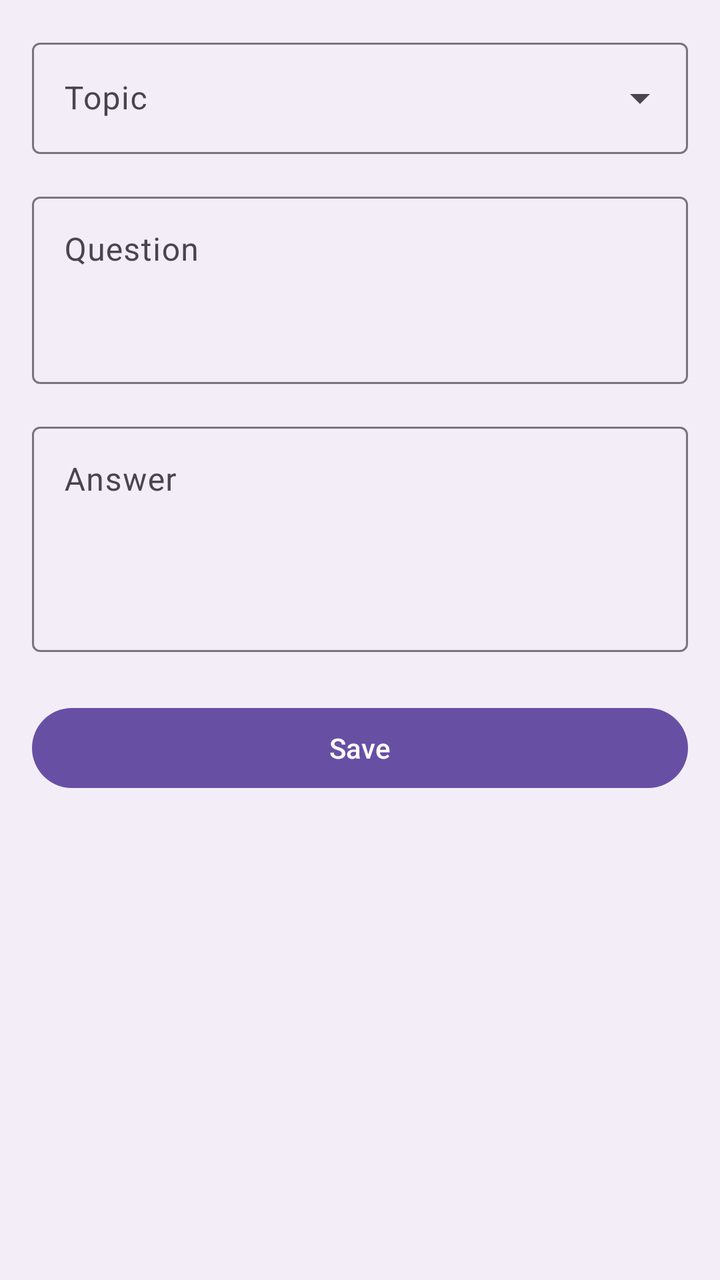
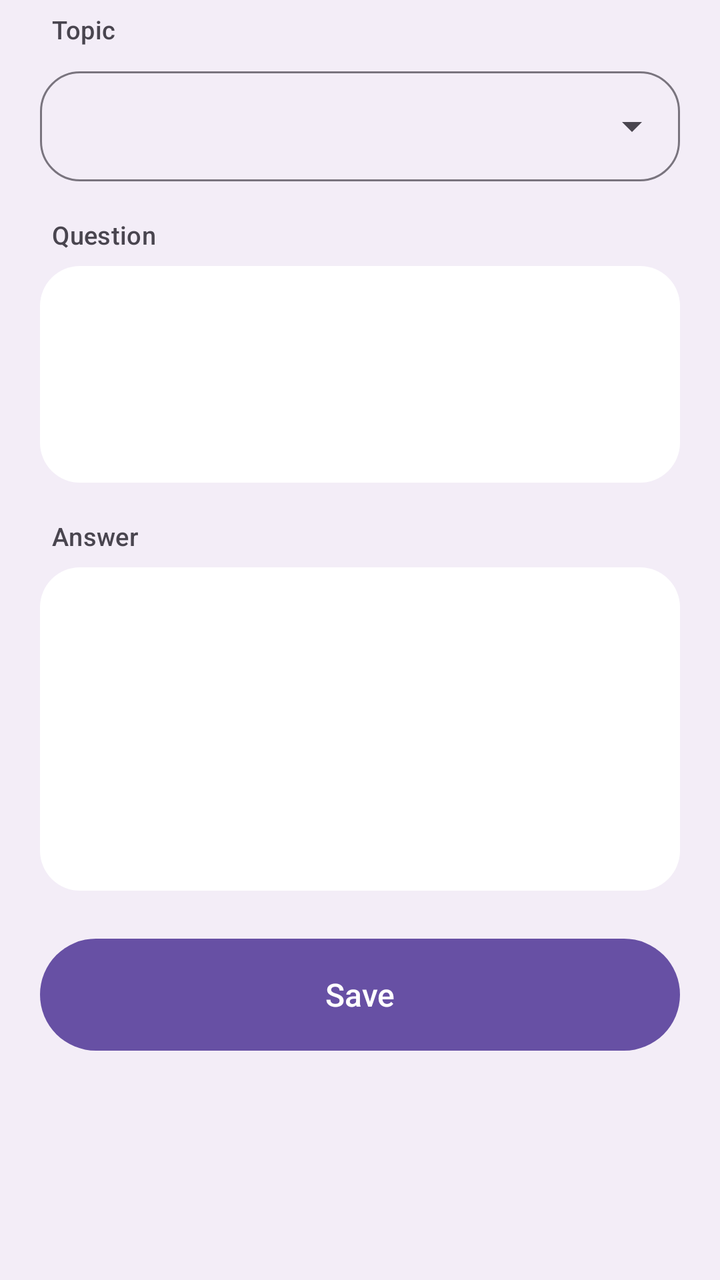

An Android layout rendered at two revisions. The XML below is the earlier revision; the diff shows what the commit changed to produce the second picture.
<!-- AndroidManifest.xml: application theme Theme.Flashcards -->
<!-- res/layout/fragment_card_editor.xml -->
<?xml version="1.0" encoding="utf-8"?>
<androidx.core.widget.NestedScrollView xmlns:android="http://schemas.android.com/apk/res/android"
    xmlns:app="http://schemas.android.com/apk/res-auto"
    xmlns:tools="http://schemas.android.com/tools"
    android:layout_width="match_parent"
    android:layout_height="match_parent"
    android:fillViewport="true">

    <LinearLayout
        android:layout_width="match_parent"
        android:layout_height="wrap_content"
        android:orientation="vertical"
        android:padding="16dp">

        
        <com.google.android.material.card.MaterialCardView
            android:id="@+id/editor_rejected_banner"
            android:layout_width="match_parent"
            android:layout_height="wrap_content"
            android:layout_marginBottom="16dp"
            android:visibility="gone"
            app:cardBackgroundColor="?attr/colorErrorContainer">

            <TextView
                android:id="@+id/editor_rejected_text"
                android:layout_width="match_parent"
                android:layout_height="wrap_content"
                android:padding="16dp"
                android:textAppearance="?attr/textAppearanceBodyMedium"
                android:textColor="?attr/colorOnErrorContainer" />

        </com.google.android.material.card.MaterialCardView>

        
        <TextView
            android:id="@+id/editor_no_topics"
            android:layout_width="match_parent"
            android:layout_height="wrap_content"
            android:layout_marginBottom="16dp"
            android:text="@string/editor_no_topics"
            android:textAppearance="?attr/textAppearanceBodyLarge"
            android:visibility="gone" />

        <LinearLayout
            android:id="@+id/editor_fields"
            android:layout_width="match_parent"
            android:layout_height="wrap_content"
            android:orientation="vertical">

            <com.google.android.material.textfield.TextInputLayout
                android:id="@+id/editor_topic_layout"
                style="@style/Widget.Material3.TextInputLayout.OutlinedBox.ExposedDropdownMenu"
                android:layout_width="match_parent"
                android:layout_height="wrap_content"
                android:hint="@string/editor_topic">

                <com.google.android.material.textfield.MaterialAutoCompleteTextView
                    android:id="@+id/editor_topic"
                    android:layout_width="match_parent"
                    android:layout_height="wrap_content"
                    android:inputType="none"
                    tools:ignore="LabelFor" />

            </com.google.android.material.textfield.TextInputLayout>

            <com.google.android.material.textfield.TextInputLayout
                android:id="@+id/editor_front_layout"
                style="@style/Widget.Material3.TextInputLayout.OutlinedBox"
                android:layout_width="match_parent"
                android:layout_height="wrap_content"
                android:layout_marginTop="16dp"
                android:hint="@string/editor_front">

                <com.google.android.material.textfield.TextInputEditText
                    android:id="@+id/editor_front"
                    android:layout_width="match_parent"
                    android:layout_height="wrap_content"
                    android:gravity="top"
                    android:inputType="textMultiLine|textCapSentences"
                    android:minLines="3" />

            </com.google.android.material.textfield.TextInputLayout>

            <com.google.android.material.textfield.TextInputLayout
                android:id="@+id/editor_back_layout"
                style="@style/Widget.Material3.TextInputLayout.OutlinedBox"
                android:layout_width="match_parent"
                android:layout_height="wrap_content"
                android:layout_marginTop="16dp"
                android:hint="@string/editor_back">

                <com.google.android.material.textfield.TextInputEditText
                    android:id="@+id/editor_back"
                    android:layout_width="match_parent"
                    android:layout_height="wrap_content"
                    android:gravity="top"
                    android:inputType="textMultiLine|textCapSentences"
                    android:minLines="4" />

            </com.google.android.material.textfield.TextInputLayout>

            <com.google.android.material.button.MaterialButton
                android:id="@+id/editor_save"
                android:layout_width="match_parent"
                android:layout_height="wrap_content"
                android:layout_marginTop="24dp"
                android:text="@string/editor_save" />

            <com.google.android.material.button.MaterialButton
                android:id="@+id/editor_archive"
                style="@style/Widget.Material3.Button.TextButton"
                android:layout_width="match_parent"
                android:layout_height="wrap_content"
                android:layout_marginTop="8dp"
                android:text="@string/editor_archive"
                android:textColor="?attr/colorError"
                android:visibility="gone" />

        </LinearLayout>

    </LinearLayout>

</androidx.core.widget.NestedScrollView>
<!-- resources referenced by this layout -->
<resources>
  <string name="editor_archive">Archive</string>
  <string name="editor_back">Answer</string>
  <string name="editor_front">Question</string>
  <string name="editor_no_topics">No topics yet. Run a sync before writing a card.</string>
  <string name="editor_save">Save</string>
  <string name="editor_topic">Topic</string>
  <style name="Theme.Flashcards" parent="Theme.Material3.DayNight.NoActionBar">
          <item name="android:windowBackground">?attr/colorSurfaceContainer</item>
      </style>
</resources>

<!-- the commit's change to res/layout/fragment_card_editor.xml (unified diff, before → after) -->
@@ -2,22 +2,27 @@
 <androidx.core.widget.NestedScrollView xmlns:android="http://schemas.android.com/apk/res/android"
     xmlns:app="http://schemas.android.com/apk/res-auto"
     xmlns:tools="http://schemas.android.com/tools"
+    android:id="@+id/editor_root"
     android:layout_width="match_parent"
     android:layout_height="match_parent"
+    android:background="?attr/colorSurfaceContainer"
     android:fillViewport="true">
 
     <LinearLayout
         android:layout_width="match_parent"
         android:layout_height="wrap_content"
         android:orientation="vertical"
-        android:padding="16dp">
+        android:paddingHorizontal="20dp"
+        android:paddingTop="6dp"
+        android:paddingBottom="28dp">
 
         
         <com.google.android.material.card.MaterialCardView
             android:id="@+id/editor_rejected_banner"
-            android:layout_width="match_parent"
-            android:layout_height="wrap_content"
-            android:layout_marginBottom="16dp"
+            style="@style/Widget.Flashcards.Card.Inset"
+            android:layout_width="match_parent"
+            android:layout_height="wrap_content"
+            android:layout_marginBottom="18dp"
             android:visibility="gone"
             app:cardBackgroundColor="?attr/colorErrorContainer">
 
@@ -25,9 +30,48 @@
                 android:id="@+id/editor_rejected_text"
                 android:layout_width="match_parent"
                 android:layout_height="wrap_content"
-                android:padding="16dp"
-                android:textAppearance="?attr/textAppearanceBodyMedium"
-                android:textColor="?attr/colorOnErrorContainer" />
+                android:lineSpacingMultiplier="1.45"
+                android:padding="15dp"
+                android:textColor="?attr/colorOnErrorContainer"
+                android:textSize="13sp" />
+
+        </com.google.android.material.card.MaterialCardView>
+
+        
+        <com.google.android.material.card.MaterialCardView
+            android:id="@+id/editor_generated_banner"
+            style="@style/Widget.Flashcards.Card.Inset"
+            android:layout_width="match_parent"
+            android:layout_height="wrap_content"
+            android:layout_marginBottom="18dp"
+            android:visibility="gone"
+            app:cardBackgroundColor="?attr/colorSecondaryContainer">
+
+            <LinearLayout
+                android:layout_width="match_parent"
+                android:layout_height="wrap_content"
+                android:orientation="horizontal"
+                android:paddingHorizontal="15dp"
+                android:paddingVertical="13dp">
+
+                <ImageView
+                    android:layout_width="19dp"
+                    android:layout_height="19dp"
+                    android:layout_marginTop="1dp"
+                    android:layout_marginEnd="11dp"
+                    android:contentDescription="@null"
+                    android:src="@drawable/ic_generate"
+                    app:tint="?attr/colorPrimary" />
+
+                <TextView
+                    android:layout_width="match_parent"
+                    android:layout_height="wrap_content"
+                    android:lineSpacingMultiplier="1.45"
+                    android:text="@string/editor_generated_note"
+                    android:textColor="?attr/colorOnSurfaceVariant"
+                    android:textSize="13sp" />
+
+            </LinearLayout>
 
         </com.google.android.material.card.MaterialCardView>
 
@@ -37,39 +81,63 @@
             android:layout_width="match_parent"
             android:layout_height="wrap_content"
             android:layout_marginBottom="16dp"
+            android:lineSpacingMultiplier="1.5"
             android:text="@string/editor_no_topics"
-            android:textAppearance="?attr/textAppearanceBodyLarge"
+            android:textColor="?attr/colorOnSurfaceVariant"
+            android:textSize="16sp"
             android:visibility="gone" />
 
+        
         <LinearLayout
             android:id="@+id/editor_fields"
             android:layout_width="match_parent"
             android:layout_height="wrap_content"
             android:orientation="vertical">
+
+            <TextView
+                style="@style/TextAppearance.Flashcards.SectionLabel"
+                android:layout_width="wrap_content"
+                android:layout_height="wrap_content"
+                android:paddingStart="6dp"
+                android:paddingEnd="6dp"
+                android:paddingBottom="7dp"
+                android:text="@string/editor_topic" />
 
             <com.google.android.material.textfield.TextInputLayout
                 android:id="@+id/editor_topic_layout"
                 style="@style/Widget.Material3.TextInputLayout.OutlinedBox.ExposedDropdownMenu"
                 android:layout_width="match_parent"
                 android:layout_height="wrap_content"
-                android:hint="@string/editor_topic">
+                app:boxCornerRadiusBottomEnd="20dp"
+                app:boxCornerRadiusBottomStart="20dp"
+                app:boxCornerRadiusTopEnd="20dp"
+                app:boxCornerRadiusTopStart="20dp">
 
                 <com.google.android.material.textfield.MaterialAutoCompleteTextView
                     android:id="@+id/editor_topic"
                     android:layout_width="match_parent"
                     android:layout_height="wrap_content"
                     android:inputType="none"
+                    android:textSize="15.5sp"
                     tools:ignore="LabelFor" />
 
             </com.google.android.material.textfield.TextInputLayout>
+
+            <TextView
+                style="@style/TextAppearance.Flashcards.SectionLabel"
+                android:layout_width="wrap_content"
+                android:layout_height="wrap_content"
+                android:layout_marginTop="18dp"
+                android:paddingStart="6dp"
+                android:paddingEnd="6dp"
+                android:paddingBottom="7dp"
+                android:text="@string/editor_front" />
 
             <com.google.android.material.textfield.TextInputLayout
                 android:id="@+id/editor_front_layout"
-                style="@style/Widget.Material3.TextInputLayout.OutlinedBox"
-                android:layout_width="match_parent"
-                android:layout_height="wrap_content"
-                android:layout_marginTop="16dp"
-                android:hint="@string/editor_front">
+                style="@style/Widget.Flashcards.TextField"
+                android:layout_width="match_parent"
+                android:layout_height="wrap_content">
 
                 <com.google.android.material.textfield.TextInputEditText
                     android:id="@+id/editor_front"
@@ -77,17 +145,27 @@
                     android:layout_height="wrap_content"
                     android:gravity="top"
                     android:inputType="textMultiLine|textCapSentences"
-                    android:minLines="3" />
+                    android:lineSpacingMultiplier="1.45"
+                    android:minLines="3"
+                    android:textSize="15.5sp" />
 
             </com.google.android.material.textfield.TextInputLayout>
+
+            <TextView
+                style="@style/TextAppearance.Flashcards.SectionLabel"
+                android:layout_width="wrap_content"
+                android:layout_height="wrap_content"
+                android:layout_marginTop="18dp"
+                android:paddingStart="6dp"
+                android:paddingEnd="6dp"
+                android:paddingBottom="7dp"
+                android:text="@string/editor_back" />
 
             <com.google.android.material.textfield.TextInputLayout
                 android:id="@+id/editor_back_layout"
-                style="@style/Widget.Material3.TextInputLayout.OutlinedBox"
-                android:layout_width="match_parent"
-                android:layout_height="wrap_content"
-                android:layout_marginTop="16dp"
-                android:hint="@string/editor_back">
+                style="@style/Widget.Flashcards.TextField"
+                android:layout_width="match_parent"
+                android:layout_height="wrap_content">
 
                 <com.google.android.material.textfield.TextInputEditText
                     android:id="@+id/editor_back"
@@ -95,12 +173,15 @@
                     android:layout_height="wrap_content"
                     android:gravity="top"
                     android:inputType="textMultiLine|textCapSentences"
-                    android:minLines="4" />
+                    android:lineSpacingMultiplier="1.45"
+                    android:minLines="5"
+                    android:textSize="15.5sp" />
 
             </com.google.android.material.textfield.TextInputLayout>
 
             <com.google.android.material.button.MaterialButton
                 android:id="@+id/editor_save"
+                style="@style/Widget.Flashcards.Button"
                 android:layout_width="match_parent"
                 android:layout_height="wrap_content"
                 android:layout_marginTop="24dp"
<!-- resource entries referenced after the edit -->
@@ -1,13 +1,61 @@
 <!-- resources referenced by this layout -->
 <resources>
+  <!-- drawable ic_generate (drawable) -->
+  <?xml version="1.0" encoding="utf-8"?>
+  <vector xmlns:android="http://schemas.android.com/apk/res/android"
+      android:width="24dp"
+      android:height="24dp"
+      android:viewportWidth="960"
+      android:viewportHeight="960"
+      android:tint="?attr/colorControlNormal">
+      
+      <path
+          android:fillColor="#FF000000"
+          android:pathData="M360,600L410,490L520,440L410,390L360,280L310,390L200,440L310,490L360,600ZM360,840L280,660L100,580L280,500L360,320L440,500L620,580L440,660L360,840ZM720,760L680,660L580,620L680,580L720,480L760,580L860,620L760,660L720,760ZM720,400L680,300L580,260L680,220L720,120L760,220L860,260L760,300L720,400Z" />
+  </vector>
   <string name="editor_archive">Archive</string>
   <string name="editor_back">Answer</string>
   <string name="editor_front">Question</string>
+  <string name="editor_generated_note">Generated, not saved yet. Correct anything that is wrong and it is added as your own card.</string>
   <string name="editor_no_topics">No topics yet. Run a sync before writing a card.</string>
   <string name="editor_save">Save</string>
   <string name="editor_topic">Topic</string>
+  <style name="TextAppearance.Flashcards.SectionLabel" parent="TextAppearance.Material3.LabelMedium">
+          <item name="android:textSize">12.5sp</item>
+          <item name="android:fontFamily">sans-serif-medium</item>
+          <item name="android:letterSpacing">0.01</item>
+          <item name="android:textColor">?attr/colorOnSurfaceVariant</item>
+      </style>
+  <style name="Widget.Flashcards.Button" parent="Widget.Material3.Button">
+          <item name="android:minHeight">56dp</item>
+          <item name="android:insetTop">0dp</item>
+          <item name="android:insetBottom">0dp</item>
+          <item name="cornerRadius">28dp</item>
+          <item name="android:textAppearance">@style/TextAppearance.Flashcards.Action</item>
+      </style>
+  <style name="Widget.Flashcards.Card.Inset">
+          <item name="cardBackgroundColor">?attr/colorSurfaceContainerHigh</item>
+          <item name="cardCornerRadius">20dp</item>
+          <item name="cardElevation">0dp</item>
+      </style>
+  <style name="Widget.Flashcards.TextField" parent="Widget.Material3.TextInputLayout.FilledBox">
+          <item name="boxBackgroundColor">?attr/colorSurfaceContainerLowest</item>
+          <item name="boxCornerRadiusTopStart">20dp</item>
+          <item name="boxCornerRadiusTopEnd">20dp</item>
+          <item name="boxCornerRadiusBottomStart">20dp</item>
+          <item name="boxCornerRadiusBottomEnd">20dp</item>
+          <item name="hintEnabled">false</item>
+          <item name="boxStrokeWidth">0dp</item>
+          <item name="boxStrokeWidthFocused">2dp</item>
+      </style>
   <style name="Theme.Flashcards" parent="Theme.Material3.DayNight.NoActionBar">
           <item name="android:windowBackground">?attr/colorSurfaceContainer</item>
       </style>
+  <style name="TextAppearance.Flashcards.Action" parent="TextAppearance.Material3.LabelLarge">
+          <item name="android:textSize">16sp</item>
+          <item name="android:fontFamily">sans-serif-medium</item>
+          <item name="android:textAllCaps">false</item>
+          <item name="android:letterSpacing">0</item>
+      </style>
 </resources>
 
